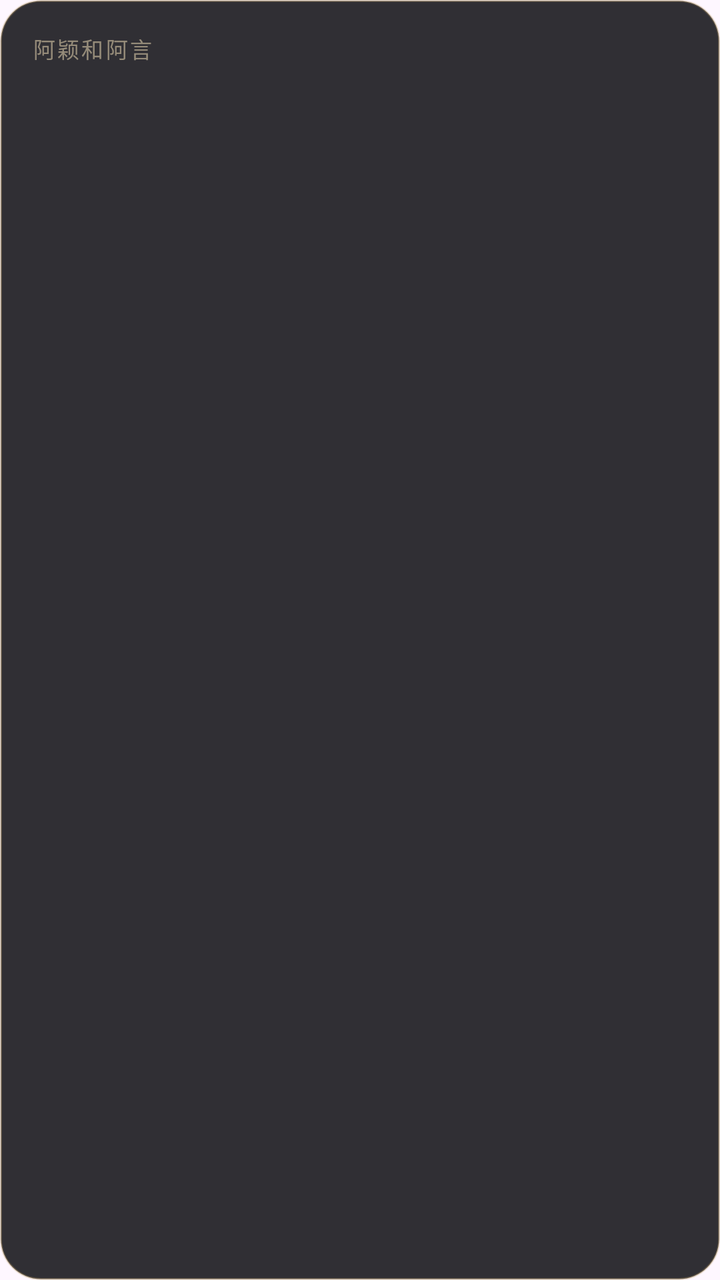
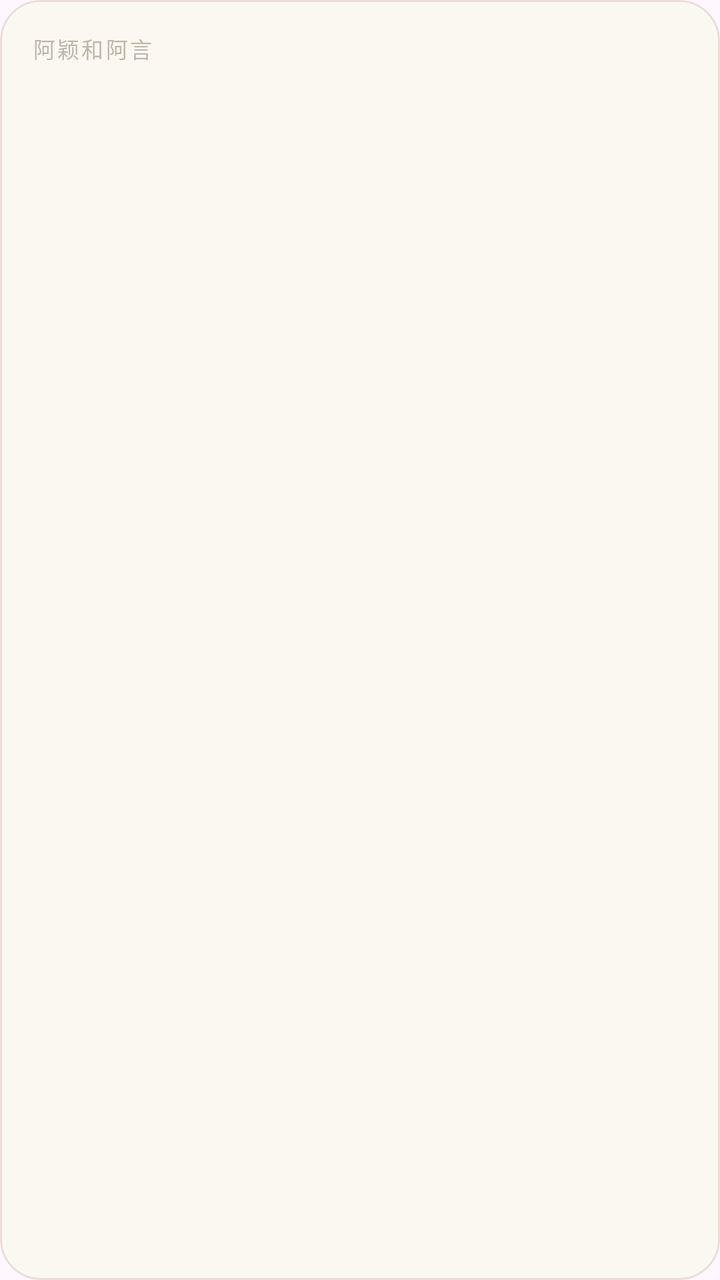

Screens rendered from an Android XML layout before and after an edit, with the pre-edit source and the edit as a unified diff.
<!-- AndroidManifest.xml: application theme Theme.Roost -->
<!-- res/layout/days_widget_layout.xml -->
<?xml version="1.0" encoding="utf-8"?>
<LinearLayout xmlns:android="http://schemas.android.com/apk/res/android"
    android:id="@+id/days_root" android:layout_width="match_parent" android:layout_height="match_parent"
    android:orientation="vertical" android:padding="16dp" android:background="@drawable/days_widget_bg">
    <TextView android:layout_width="wrap_content" android:layout_height="wrap_content"
        android:text="阿颖和阿言" android:textColor="#99D9C9A8" android:textSize="11sp" android:letterSpacing="0.1" />
    <TextView android:id="@+id/days_count" android:layout_width="wrap_content" android:layout_height="wrap_content"
        android:layout_marginTop="2dp" android:textColor="#FFD4B67A" android:textSize="24sp" android:textStyle="bold" />
    <TextView android:id="@+id/days_line" android:layout_width="match_parent" android:layout_height="0dp" android:layout_weight="1"
        android:layout_marginTop="6dp" android:gravity="center_vertical" android:maxLines="3" android:ellipsize="end"
        android:textColor="#EDEFE8DC" android:textSize="14sp" android:lineSpacingExtra="3dp" />
</LinearLayout>
<!-- resources referenced by this layout -->
<resources>
  <!-- drawable days_widget_bg (drawable) -->
  <?xml version="1.0" encoding="utf-8"?>
  <shape xmlns:android="http://schemas.android.com/apk/res/android" android:shape="rectangle">
      <solid android:color="#E61A1A1F" />
      <stroke android:width="1dp" android:color="#55B89A62" />
      <corners android:radius="20dp" />
  </shape>
  <style name="Theme.Roost" parent="Theme.Material3.DayNight.NoActionBar">
          <item name="android:statusBarColor">@android:color/transparent</item>
          <item name="android:navigationBarColor">@android:color/transparent</item>
          <item name="android:windowDrawsSystemBarBackgrounds">true</item>
          
          <item name="android:windowLightStatusBar">false</item>
      </style>
</resources>

<!-- the commit's change to res/layout/days_widget_layout.xml (unified diff, before → after) -->
@@ -3,10 +3,10 @@
     android:id="@+id/days_root" android:layout_width="match_parent" android:layout_height="match_parent"
     android:orientation="vertical" android:padding="16dp" android:background="@drawable/days_widget_bg">
     <TextView android:layout_width="wrap_content" android:layout_height="wrap_content"
-        android:text="阿颖和阿言" android:textColor="#99D9C9A8" android:textSize="11sp" android:letterSpacing="0.1" />
+        android:text="阿颖和阿言" android:textColor="#99948A7C" android:textSize="11sp" android:letterSpacing="0.1" />
     <TextView android:id="@+id/days_count" android:layout_width="wrap_content" android:layout_height="wrap_content"
-        android:layout_marginTop="2dp" android:textColor="#FFD4B67A" android:textSize="24sp" android:textStyle="bold" />
+        android:layout_marginTop="2dp" android:textColor="#FFB0784A" android:textSize="24sp" android:textStyle="bold" />
     <TextView android:id="@+id/days_line" android:layout_width="match_parent" android:layout_height="0dp" android:layout_weight="1"
         android:layout_marginTop="6dp" android:gravity="center_vertical" android:maxLines="3" android:ellipsize="end"
-        android:textColor="#EDEFE8DC" android:textSize="14sp" android:lineSpacingExtra="3dp" />
+        android:textColor="#FF3A332B" android:textSize="14sp" android:lineSpacingExtra="3dp" />
 </LinearLayout>
<!-- resource entries referenced after the edit -->
@@ -3,8 +3,8 @@
   <!-- drawable days_widget_bg (drawable) -->
   <?xml version="1.0" encoding="utf-8"?>
   <shape xmlns:android="http://schemas.android.com/apk/res/android" android:shape="rectangle">
-      <solid android:color="#E61A1A1F" />
-      <stroke android:width="1dp" android:color="#55B89A62" />
+      <solid android:color="#F2FBF8F1" />
+      <stroke android:width="1dp" android:color="#33A07850" />
       <corners android:radius="20dp" />
   </shape>
   <style name="Theme.Roost" parent="Theme.Material3.DayNight.NoActionBar">
